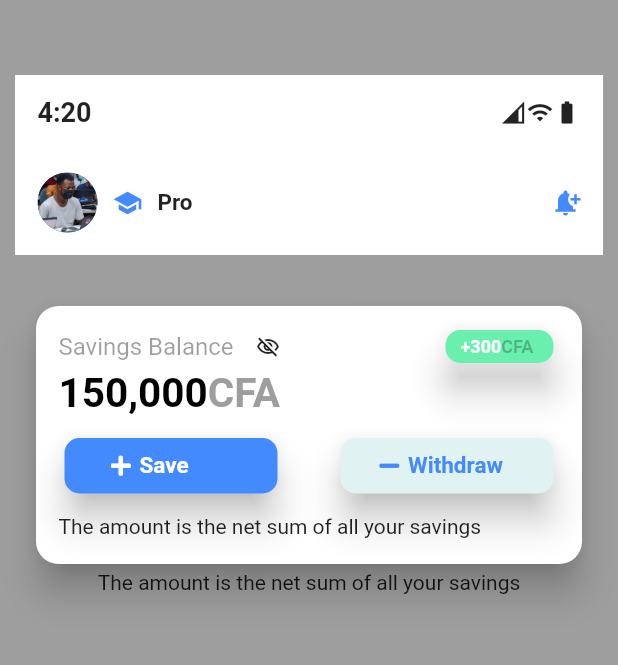
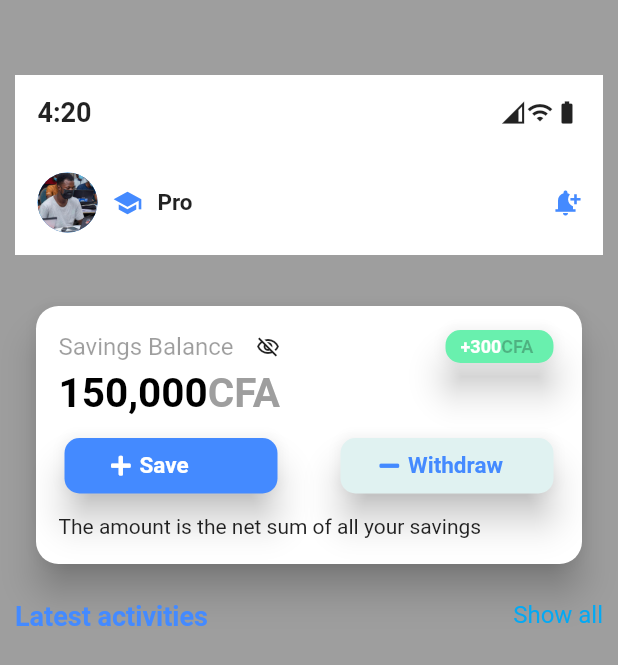
Before and after one commit to asamoah-fred/Accounts-Profile, a Flutter app: the screen it shows after launch, on a phone screen of 412 x 824 dp. Shown: the top 665 px of the screen. Run offline on Flutter 3.47's test engine with Material 2 defaults, Android fonts, the phone set to English and light mode, and no system bars; our stand-ins replace font_awesome_flutter.

Commit message:
Completed Third Layer

```diff
--- a/lib/profile.dart
+++ b/lib/profile.dart
@@ -111,7 +111,6 @@ class Profile extends StatelessWidget {
               SizedBox(
                 height: 30,
               ),
-
 
               // Second Container open!!!!!!!!!!!!!!!!!!!!!!!!!!!!!!!
 
@@ -311,11 +310,36 @@ class Profile extends StatelessWidget {
                 ),
               ),
 // Second Container Closed!!!!!!!!!!!!!!!!!
-              Text("The amount is the net sum of all your savings"),
-              Container(
-                color: Colors.blue,
-                width: 50,
+
+              //  Third Layer Open!!!!!!!!!!!!!!!!!!!!!!!
+              SizedBox(
+                height: 20,
               ),
+              Row(
+                crossAxisAlignment: CrossAxisAlignment.start,
+                // ignore: prefer_const_literals_to_create_immutables
+                children: [
+                  Text(
+                    "Latest activities",
+                    style: TextStyle(
+                        fontSize: 18,
+                        fontWeight: FontWeight.bold,
+                        color: Colors.blueAccent),
+                  ),
+                  Spacer(),
+                  Text(
+                    "Show all",
+                    style: TextStyle(
+                      fontSize: 16,
+                      // fontWeight: FontWeight.normal,
+                      color: Colors.lightBlue,
+                    ),
+                  ),
+                ],
+              ),
+
+              // Third Layer Closed!!!!!!!!!!!!!!!!!!!!!!!!!
+
             ],
           ),
         ),
```
